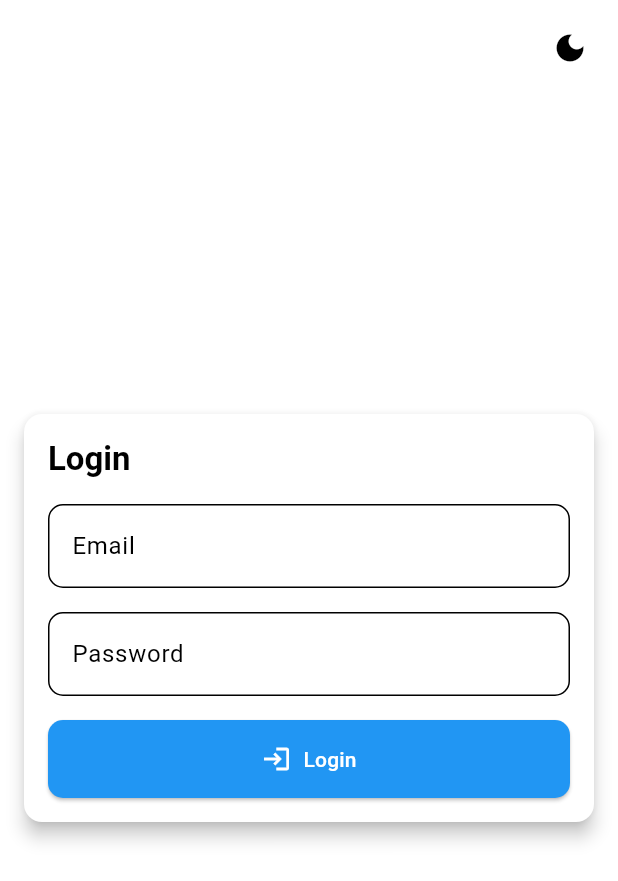
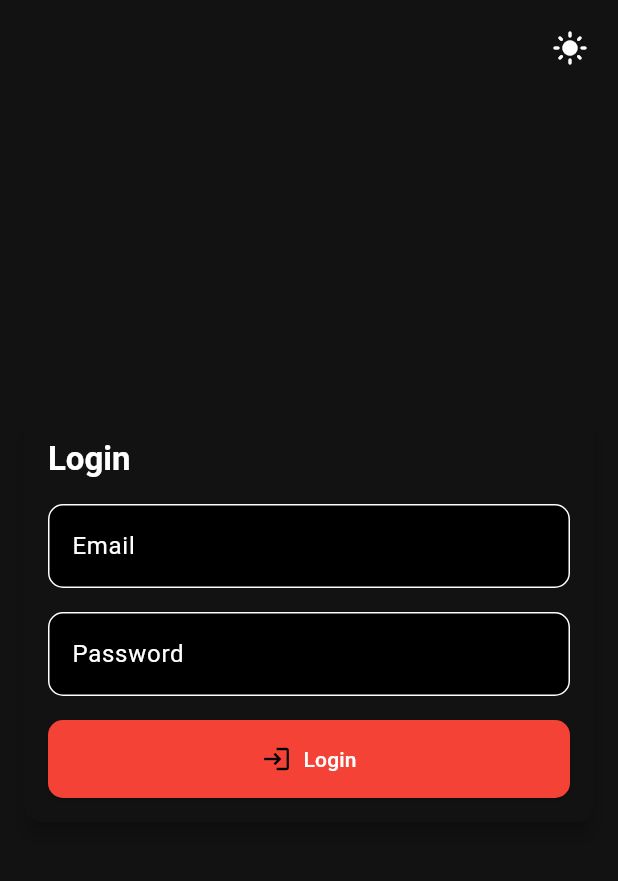
Before and after one commit to RKOrtega94/restaurant_waiter_app, a Flutter app: the screen it shows after launch, after a tap on the "dark mode" icon, on a phone screen of 412 x 824 dp. Shown: the top 881 px of the screen. Run offline on Flutter 3.47's test engine with Material 3 defaults, Android fonts, the phone set to English and light mode, and no system bars; our stand-ins replace hooks_riverpod, riverpod_annotation; generated files the repository leaves out were written again.

Commit message:
Refactor theme management to use Riverpod and update theme provider implementation

```diff
--- a/lib/src/core/app/app.dart
+++ b/lib/src/core/app/app.dart
@@ -3,14 +3,15 @@ import 'package:hooks_riverpod/hooks_riverpod.dart';
 import 'package:restaurant_waiter_app/l10n/app_localizations.dart';
 import 'package:restaurant_waiter_app/src/core/app/app_router.dart';
 import 'package:restaurant_waiter_app/src/core/app/theme/theme.dart';
-import 'package:restaurant_waiter_app/src/core/app/theme_provider.dart';
+import 'package:restaurant_waiter_app/src/core/app/provider/theme_provider.dart';
 
 class App extends ConsumerWidget {
   const App({super.key});
 
   @override
   Widget build(BuildContext context, WidgetRef ref) {
-    final themeState = ref.watch(themeProvider);
+    final themeState = ref.watch(themesProvider);
+    debugPrint('themeState: $themeState');
     return MaterialApp(
       onGenerateTitle: (context) => AppLocalizations.of(context).appTitle,
       debugShowCheckedModeBanner: false,
--- /dev/null
+++ b/lib/src/core/app/provider/theme_provider.dart
@@ -0,0 +1,18 @@
+import 'package:riverpod_annotation/riverpod_annotation.dart';
+
+import 'package:flutter/material.dart';
+
+part 'theme_provider.g.dart';
+
+@riverpod
+class Themes extends _$Themes {
+  @override
+  ThemeMode build() {
+    return ThemeMode.system;
+  }
+
+  void changeTheme(bool isOn) {
+    debugPrint('changeTheme: $isOn');
+    state = isOn ? ThemeMode.dark : ThemeMode.light;
+  }
+}
--- a/lib/src/core/app/theme/theme.dart
+++ b/lib/src/core/app/theme/theme.dart
@@ -12,6 +12,8 @@ ThemeData lightTheme() => ThemeData(
             color: Colors.grey,
           ),
         ),
+        filled: true,
+        fillColor: Colors.white,
       ),
       elevatedButtonTheme: ElevatedButtonThemeData(
         style: ButtonStyle(
@@ -34,5 +36,35 @@ ThemeData lightTheme() => ThemeData(
 
 /// Dark Theme
 ThemeData darkTheme() => lightTheme().copyWith(
-      colorScheme: const ColorScheme.dark(),
-    );
+    colorScheme: const ColorScheme.dark(),
+    inputDecorationTheme: lightTheme().inputDecorationTheme.copyWith(
+          fillColor: Colors.black,
+          border: OutlineInputBorder(
+            borderRadius: BorderRadius.circular(AppSizes.inputRadius),
+            borderSide: const BorderSide(
+              color: Colors.grey,
+            ),
+          ),
+        ),
+    textTheme: const TextTheme(
+      bodyLarge: TextStyle(
+        color: Colors.white,
+      ),
+    ),
+    elevatedButtonTheme: ElevatedButtonThemeData(
+      style: ButtonStyle(
+        backgroundColor: WidgetStateProperty.all(Colors.red),
+        shape: WidgetStateProperty.all(
+          RoundedRectangleBorder(
+            borderRadius: BorderRadius.circular(AppSizes.inputRadius),
+          ),
+        ),
+        foregroundColor: WidgetStateProperty.all(Colors.white),
+        padding: WidgetStateProperty.all(
+          const EdgeInsets.symmetric(
+            vertical: AppSizes.padding,
+            horizontal: AppSizes.padding * 2,
+          ),
+        ),
+      ),
+    ));
--- a/lib/src/core/app/theme_provider.dart
+++ /dev/null
@@ -1,14 +0,0 @@
-import 'package:flutter/material.dart';
-import 'package:hooks_riverpod/hooks_riverpod.dart';
-
-final themeProvider = StateNotifierProvider<ThemeProvider, ThemeMode>((ref) {
-  return ThemeProvider();
-});
-
-class ThemeProvider extends StateNotifier<ThemeMode> {
-  ThemeProvider() : super(ThemeMode.light);
-
-  void toggleTheme(bool isDark) {
-    state = isDark ? ThemeMode.dark : ThemeMode.light;
-  }
-}
--- a/lib/src/features/auth/presentation/screens/login_screen.dart
+++ b/lib/src/features/auth/presentation/screens/login_screen.dart
@@ -24,6 +24,7 @@ class LoginScreen extends StatelessWidget {
                 AppLocalizations.of(context).login,
                 style: Theme.of(context).textTheme.titleLarge?.copyWith(
                       fontWeight: FontWeight.bold,
+                      color: Theme.of(context).colorScheme.onSurface,
                     ),
               ),
               AppTextField(
--- a/lib/src/shared/layout/auth/auth_layout.dart
+++ b/lib/src/shared/layout/auth/auth_layout.dart
@@ -1,6 +1,6 @@
 import 'package:flutter/material.dart';
 import 'package:hooks_riverpod/hooks_riverpod.dart';
-import 'package:restaurant_waiter_app/src/core/app/theme_provider.dart';
+import 'package:restaurant_waiter_app/src/core/app/provider/theme_provider.dart';
 import 'package:restaurant_waiter_app/src/core/constants/app_sizes.dart';
 
 /// Auth Layout
@@ -13,9 +13,10 @@ class AuthLayout extends ConsumerWidget {
 
   @override
   Widget build(BuildContext context, WidgetRef ref) {
-    final themeState = ref.watch(themeProvider);
+    final themeState = ref.watch(themesProvider);
     return Scaffold(
       extendBody: true,
+      backgroundColor: Theme.of(context).colorScheme.surface,
       body: Stack(
         fit: StackFit.expand,
         children: [
@@ -34,14 +35,15 @@ class AuthLayout extends ConsumerWidget {
             top: AppSizes.spacingSmall,
             right: AppSizes.spacingSmall,
             child: IconButton(
-              onPressed: () => ref
-                  .read(themeProvider.notifier)
-                  .toggleTheme(themeState == ThemeMode.dark),
+              onPressed: () => ref.read(themesProvider.notifier).changeTheme(
+                    themeState == ThemeMode.dark ? false : true,
+                  ),
               icon: Icon(
                 themeState == ThemeMode.dark
                     ? Icons.light_mode
                     : Icons.dark_mode,
               ),
+              color: Theme.of(context).colorScheme.onSurface,
             ),
           ),
         ],
```
Also changed, not shown: lib/src/core/app/provider/theme_provider.g.dart (added).
